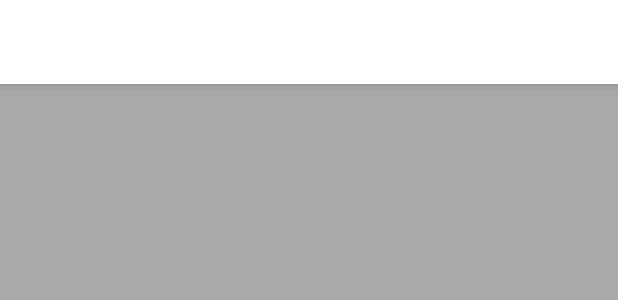
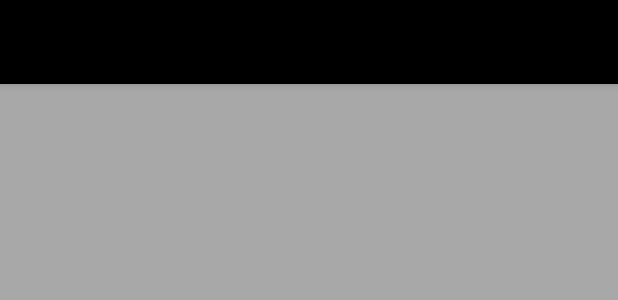
Before and after one commit to AlekseyWunder/thebestprojectTMS, an Android app: the layout main_activity.xml on its own in the app's theme, with its tools: preview values and no code run, on a phone screen of 412 x 824 dp. Shown: the top 300 px of the screen. Run offline under Robolectric (Android 15) with nearby library versions, the phone set to English and light mode, and no system bars; Roboto replaces fonts that are not available here.

Commit message:
custom drawer basic view.

```diff
--- a/app/src/main/res/layout/fit_fragment.xml
+++ b/app/src/main/res/layout/fit_fragment.xml
@@ -1,12 +1,13 @@
 <?xml version="1.0" encoding="utf-8"?>
 <androidx.appcompat.widget.LinearLayoutCompat xmlns:android="http://schemas.android.com/apk/res/android"
     xmlns:app="http://schemas.android.com/apk/res-auto"
-    android:id="@+id/fit_fragment"
+    xmlns:tools="http://schemas.android.com/tools"
     android:layout_width="match_parent"
     android:layout_height="match_parent"
     android:background="@color/white"
     android:orientation="vertical"
-    >
+    android:id="@+id/fit_fragment"
+    tools:context="com.example.egida.presentation.ui.FitFragment">
 
     <androidx.appcompat.widget.LinearLayoutCompat
         android:layout_width="match_parent"
--- a/app/src/main/res/layout/main_activity.xml
+++ b/app/src/main/res/layout/main_activity.xml
@@ -1,14 +1,13 @@
 <?xml version="1.0" encoding="utf-8"?>
-<androidx.constraintlayout.widget.ConstraintLayout xmlns:android="http://schemas.android.com/apk/res/android"
+<androidx.drawerlayout.widget.DrawerLayout xmlns:android="http://schemas.android.com/apk/res/android"
+    xmlns:app="http://schemas.android.com/apk/res-auto"
+    xmlns:tools="http://schemas.android.com/tools"
+    android:id="@+id/drawer_layout"
     android:layout_width="match_parent"
     android:layout_height="match_parent"
-    xmlns:app="http://schemas.android.com/apk/res-auto"
-    xmlns:tools="http://schemas.android.com/tools"
-    app:layout_constraintEnd_toEndOf="parent"
-    app:layout_constraintTop_toTopOf="parent"
-    app:layout_constraintStart_toStartOf="parent"
-    app:layout_constraintBottom_toBottomOf="parent"
     tools:openDrawer="start">
+
+    <!-- Main Activity -->
     <LinearLayout
         android:id="@+id/main_activity_content_id"
         android:layout_width="match_parent"
@@ -18,7 +17,7 @@
         tools:context=".MainActivity">
 
         <com.google.android.material.appbar.AppBarLayout
-            android:id="@+id/appbar_layout"
+            android:id="@+id/activity_main_appbarlayout"
             android:layout_width="match_parent"
             android:layout_height="wrap_content"
             android:theme="@style/ThemeOverlay.AppCompat.Dark.ActionBar">
@@ -44,7 +43,7 @@
                     android:marqueeRepeatLimit="marquee_forever"
                     android:scrollHorizontally="true"
                     android:singleLine="true"
-                    android:textColor="@color/white"
+                    android:textColor="#ff4500"
                     android:textSize="30sp" />
 
             </androidx.appcompat.widget.Toolbar>
@@ -63,23 +62,17 @@
 
 
     <!-- Custom Navigation Drawer Start -->
-    <androidx.drawerlayout.widget.DrawerLayout
-        android:id="@+id/drawer_layout"
-        android:layout_width="match_parent"
-        android:layout_height="match_parent"
-        tools:openDrawer="start">
-
     <LinearLayout
         android:id="@+id/navigation_layout"
         android:layout_width="@dimen/navigation_drawer_width"
         android:layout_height="match_parent"
         android:layout_gravity="start"
-            android:background="@color/colorPrimary"
+        android:background="@color/black"
         android:orientation="vertical">
 
         <ImageView
             android:id="@+id/navigation_header_img"
-                android:layout_width="112dp"
+            android:layout_width="match_parent"
             android:layout_height="@dimen/nav_header_height"
             android:layout_marginStart="3dp"
             android:layout_marginLeft="3dp"
@@ -102,18 +95,9 @@
         </androidx.recyclerview.widget.RecyclerView>
 
 
-            <TextView
-                android:layout_width="match_parent"
-                android:layout_height="wrap_content"
-                android:layout_gravity="center_horizontal"
-                android:layout_margin="12sp"
-                android:text="Developed by John Codeos"
-                android:textAlignment="center"
-                android:textColor="@android:color/white"
-                android:textStyle="bold" />
+
 
     </LinearLayout>
+
+
 </androidx.drawerlayout.widget.DrawerLayout>
-    <!-- Custom Navigation Drawer End -->
-
-</androidx.constraintlayout.widget.ConstraintLayout>
--- a/app/src/main/res/layout/row_nav_drawer.xml
+++ b/app/src/main/res/layout/row_nav_drawer.xml
@@ -14,7 +14,7 @@
         android:layout_height="35sp"
         android:layout_gravity="center_vertical"
         android:scaleType="centerInside"
-        android:src="@drawable/menuliner"
+        android:src="@android:drawable/btn_star_big_on"
         tools:ignore="ContentDescription" />
 
     <TextView
@@ -24,7 +24,7 @@
         android:layout_gravity="center_vertical"
         android:layout_marginStart="7sp"
         android:gravity="center_vertical"
-        android:text="Fragment Name"
+        android:text="Custom Navigation Drawer Row"
         android:textSize="18sp" />
 
 </LinearLayout>
--- a/app/src/main/res/layout/setting_fragment.xml
+++ b/app/src/main/res/layout/setting_fragment.xml
@@ -5,6 +5,7 @@
     android:layout_width="match_parent"
     android:layout_height="match_parent"
     android:background="@color/white"
+    android:orientation="vertical"
     tools:context=".presentation.ui.SettingFragment">
 
 
--- a/app/src/main/res/layout/work_fragment.xml
+++ b/app/src/main/res/layout/work_fragment.xml
@@ -1,11 +1,13 @@
 <?xml version="1.0" encoding="utf-8"?>
 <androidx.appcompat.widget.LinearLayoutCompat xmlns:android="http://schemas.android.com/apk/res/android"
     xmlns:app="http://schemas.android.com/apk/res-auto"
+    xmlns:tools="http://schemas.android.com/tools"
     android:id="@+id/work_fragment"
     android:layout_width="match_parent"
     android:layout_height="match_parent"
     android:background="@color/white"
-    android:orientation="vertical">
+    android:orientation="vertical"
+    tools:context="com.example.egida.presentation.ui.WorkFragment">
 
 
     <androidx.appcompat.widget.LinearLayoutCompat
--- /dev/null
+++ b/app/src/main/res/values-w820dp/dimens.xml
@@ -0,0 +1,6 @@
+<?xml version="1.0" encoding="utf-8"?>
+<resources>
+    <!-- Per the design guidelines, navigation drawers should be between 240dp and 320dp:
+   https://developer.android.com/design/patterns/navigation-drawer.html -->
+    <dimen name="navigation_drawer_width">240dp</dimen>
+</resources>
--- a/app/src/main/res/values/strings.xml
+++ b/app/src/main/res/values/strings.xml
@@ -82,4 +82,5 @@
 
     <string name="navigation_drawer_open">Open navigation drawer</string>
     <string name="navigation_drawer_close">Close navigation drawer</string>
+    <string name="title_activity_list">rootView</string>
 </resources>
--- a/app/src/main/res/values/styles.xml
+++ b/app/src/main/res/values/styles.xml
@@ -33,8 +33,8 @@
     <!-- Base application theme. -->
     <style name="AppTheme" parent="Theme.AppCompat.Light.DarkActionBar">
         <!-- Customize your theme here. -->
-        <item name="colorPrimary">@color/colorPrimary</item>
-        <item name="colorPrimaryDark">@color/colorPrimaryDark</item>
+        <item name="colorPrimary">@color/black</item>
+        <item name="colorPrimaryDark">@color/black</item>
         <item name="colorAccent">@color/colorAccent</item>
     </style>
 
```
Also changed, not shown: app/src/main/java/com/example/egida/activity/MainActivity.kt (+19 -12 lines), app/src/main/java/com/example/egida/presentation/object/NavigationRVAdapter.kt (+5 -5 lines), app/src/main/java/com/example/egida/presentation/viewModel/MainViewModel.kt (+10 -9 lines), app/src/main/res/layout/main_fragment.xml (+17 -2 lines), app/src/main/res/layout/nutrition_fragment.xml (+6 -1 lines). Lines whose indentation alone changed are shown as unchanged.
